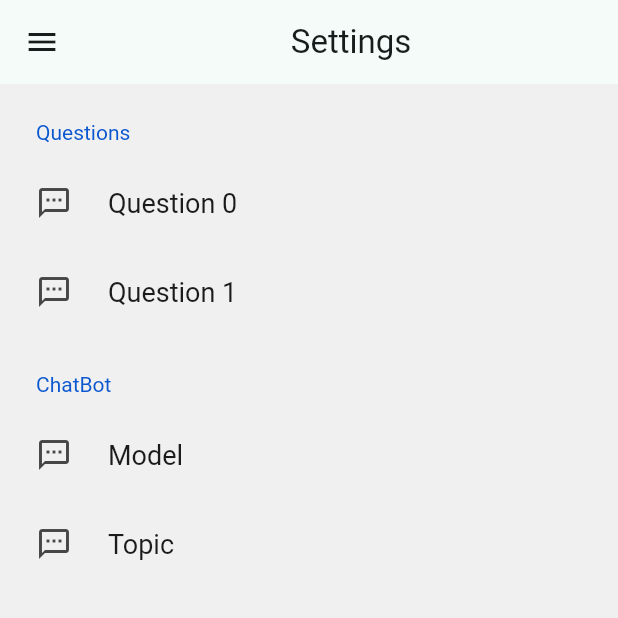
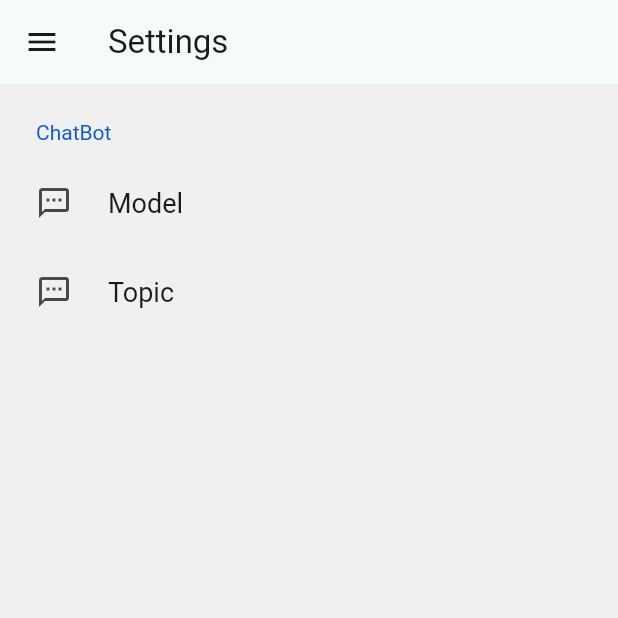
Before and after one commit to kanataidarov/teams_automator_frontend, a Flutter app: the screen it shows after launch, in the side drawer, after a tap on "Settings", on a phone screen of 412 x 824 dp, the top half of it. Run offline on Flutter 3.47's test engine with Material 3 defaults, Android fonts, the phone set to English and light mode, and no system bars; drawn by our look-alikes of settings_ui; our stand-ins replace avatar_glow, fixnum, logger, sqflite; missing offline and left inert: grpc, protobuf, record; accounts and stored records are empty.

Commit message:
Q&A list screen added

```diff
--- a/lib/main.dart
+++ b/lib/main.dart
@@ -1,6 +1,7 @@
 import 'package:flutter/material.dart';
 import 'package:interview_automator_frontend/data/dynamic.dart';
 import 'package:interview_automator_frontend/screen/home.dart';
+import 'package:interview_automator_frontend/screen/qa_list.dart';
 import 'package:interview_automator_frontend/screen/settings.dart';
 import 'package:provider/provider.dart';
 
@@ -28,7 +29,8 @@ class MyApp extends StatelessWidget {
       initialRoute: '/',
       routes: {
         '/': (ctx) => const MyHomePage(),
-        '/settings': (ctx) => const SettingsPage()
+        '/settings': (ctx) => const SettingsPage(),
+        '/qa': (ctx) => const QaList()
       },
     );
   }
--- a/lib/screen/home.dart
+++ b/lib/screen/home.dart
@@ -110,6 +110,10 @@ class _MyHomePageState extends State<MyHomePage> {
   }
 
   void handleClient(BuildContext ctx) async {
+
+
+    return;
+
     DbHelper.instance.initQa().then((val) async {
       db.query(Qa.tableName).then((val) {
         _logger.d('rows selected - ${val.length}');
--- a/lib/screen/settings.dart
+++ b/lib/screen/settings.dart
@@ -17,7 +17,7 @@ class _SettingsPageState extends State<SettingsPage> {
   @override
   Widget build(BuildContext context) {
     return Scaffold(
-        appBar: AppBar(title: const Center(child: Text('Settings'))),
+        appBar: AppBar(title: const Text('Settings')),
         drawer: const DrawerWidget(),
         body: SafeArea(
           child: settings(context),
@@ -27,18 +27,7 @@ class _SettingsPageState extends State<SettingsPage> {
   Widget settings(BuildContext ctx) {
     var data = ctx.read<TempData>();
 
-    var n = data.questionsLen();
-    var tiles = List<SettingsTile>.filled(
-        n,
-        SettingsTile(
-          title: const Text(''),
-        ));
-    for (var i = 0; i < n; i++) {
-      tiles[i] = textItemModal(ctx, data.getQuestion, data.updateQuestion, i);
-    }
-
     return SettingsList(sections: [
-      SettingsSection(title: const Text('Questions'), tiles: tiles),
       SettingsSection(title: const Text('ChatBot'), tiles: [
         textModal(ctx, data.getTopic, data.setTopic, 'Model'),
         textModal(ctx, data.getModel, data.setModel, 'Topic')
--- a/lib/storage/db.dart
+++ b/lib/storage/db.dart
@@ -2,7 +2,6 @@ import 'package:logger/logger.dart' show Level, Logger;
 import 'package:path/path.dart';
 import 'package:path_provider/path_provider.dart';
 import 'package:sqflite/sqflite.dart';
-
 import 'model/qa.dart';
 
 Logger _logger = Logger(level: Level.debug);
@@ -40,8 +39,9 @@ class DbHelper {
   Future<void> initQa() async {
     final db = await database;
     db.delete(Qa.tableName);
-    for (var question in Qa.questions()) {
-      final qa = Qa(question: question);
+    var qas = Qa.questions();
+    for (var i = 0; i < qas.length; i++) {
+      final qa = Qa(title: 'Question $i', ord: i, question: qas[i]);
       await insert(db, qa);
     }
   }
--- a/lib/widget/drawer.dart
+++ b/lib/widget/drawer.dart
@@ -28,6 +28,12 @@ class _DrawerWidgetState extends State<DrawerWidget> {
               title: const Text('Settings'),
               onTap: () {
                 navigate(ctx, '/settings');
+              }),
+          ListTile(
+              leading: const Icon(Icons.question_answer_outlined),
+              title: const Text('Q&A'),
+              onTap: () {
+                navigate(ctx, '/qa');
               })
         ],
       ),
```
Also changed, not shown: lib/screen/qa_list.dart (added, +97 -0 lines), lib/storage/model/qa.dart (+19 -2 lines).
